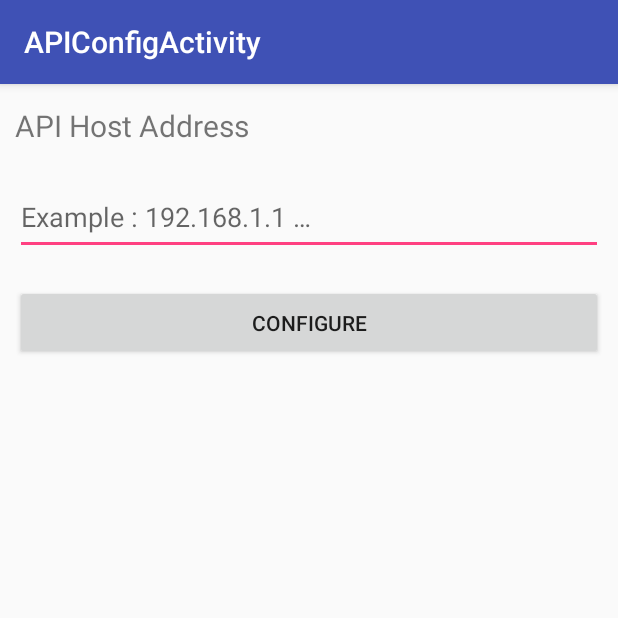
After one commit to CuriousLearner/Shopster, an Android app: the APIConfigActivity screen opened directly, with no data from a screen before it, on a phone screen of 412 x 824 dp, the top half of it. The commit adds this screen. Run offline under Robolectric (Android 15) with nearby library versions, the phone set to English and light mode, and no system bars; our stand-ins replace ButterKnife.

Commit message:
API host configuration added

```diff
--- a/src/client/Shopster-Andoid-Client/app/src/main/AndroidManifest.xml
+++ b/src/client/Shopster-Andoid-Client/app/src/main/AndroidManifest.xml
@@ -30,6 +30,10 @@
         <activity
             android:name=".activities.LoginActivity"
             android:label="@string/title_activity_login"
+            android:theme="@style/AppTheme.NoActionBar" />
+        <activity
+            android:name=".activities.APIConfigActivity"
+            android:label="@string/title_activity_apiconfig"
             android:theme="@style/AppTheme.NoActionBar"></activity>
     </application>
 
--- a/src/client/Shopster-Andoid-Client/app/src/main/java/in/co/shopster/shopster/Config.java
+++ b/src/client/Shopster-Andoid-Client/app/src/main/java/in/co/shopster/shopster/Config.java
@@ -8,6 +8,8 @@ public class Config {
     private static String DEBUG_LOG_TAG = "SHOPSTER-DEBUG";
 
     private static boolean debugModeEnabled = false;
+
+    private static String SHOPSTER_API_HOST = "http://shopster-shopsterr.rhcloud.com";
 
     private static String SHARED_PREF_KEY = "SHOPSTER-SP";
 
@@ -31,7 +33,9 @@ public class Config {
 
     public static String getShopsterTokenKey() { return Config.SHOPSTER_TOKEN_SP_KEY; }
 
+    public static String getShopsterApiHost() { return SHOPSTER_API_HOST; };
 
+    public static void setShopsterApiHost(String shopsterApiHost) { Config.SHOPSTER_API_HOST = shopsterApiHost; }
 
 
 
--- a/src/client/Shopster-Andoid-Client/app/src/main/java/in/co/shopster/shopster/ShopsterNavigationDrawer.java
+++ b/src/client/Shopster-Andoid-Client/app/src/main/java/in/co/shopster/shopster/ShopsterNavigationDrawer.java
@@ -63,7 +63,7 @@ public class ShopsterNavigationDrawer extends MaterialNavigationDrawer {
 
         if(scanResult != null) {
              CartFragment.getInstance().onQRCodeScanned(scanResult);
-             // @TODO : Call get product details API here
+
         }
     }
 }
--- /dev/null
+++ b/src/client/Shopster-Andoid-Client/app/src/main/java/in/co/shopster/shopster/activities/APIConfigActivity.java
@@ -0,0 +1,51 @@
+package in.co.shopster.shopster.activities;
+
+import android.content.SharedPreferences;
+import android.os.Bundle;
+import android.support.design.widget.FloatingActionButton;
+import android.support.design.widget.Snackbar;
+import android.support.v7.app.AppCompatActivity;
+import android.support.v7.widget.Toolbar;
+import android.view.View;
+import android.widget.Button;
+import android.widget.EditText;
+
+import butterknife.Bind;
+import butterknife.ButterKnife;
+import in.co.shopster.shopster.Config;
+import in.co.shopster.shopster.R;
+import in.co.shopster.shopster.Utilities;
+import in.co.shopster.shopster.rest.services.ShopsterService;
+
+public class APIConfigActivity extends AppCompatActivity {
+
+    @Bind(R.id.edit_api_host)
+    EditText apiHostEdit;
+
+    @Bind(R.id.btn_configure)
+    Button configureBtn;
+
+    @Override
+    protected void onCreate(Bundle savedInstanceState) {
+        super.onCreate(savedInstanceState);
+        setContentView(R.layout.activity_apiconfig);
+        Toolbar toolbar = (Toolbar) findViewById(R.id.toolbar);
+        setSupportActionBar(toolbar);
+
+        ButterKnife.bind(this);
+
+        configureBtn.setOnClickListener(new View.OnClickListener() {
+            @Override
+            public void onClick(View view) {
+                if(!apiHostEdit.getText().toString().isEmpty()) {
+                    Config.setShopsterApiHost("http://"+apiHostEdit.getText().toString());
+                    Utilities.showToast("API host has been setup !!!", APIConfigActivity.this.getApplicationContext(), false);
+                } else {
+                    Utilities.showToast("API host cannot be empty !!!", APIConfigActivity.this.getApplicationContext(), false);
+                }
+            }
+        });
+
+    }
+
+}
--- a/src/client/Shopster-Andoid-Client/app/src/main/java/in/co/shopster/shopster/activities/LoginActivity.java
+++ b/src/client/Shopster-Andoid-Client/app/src/main/java/in/co/shopster/shopster/activities/LoginActivity.java
@@ -56,7 +56,7 @@ public class LoginActivity extends AppCompatActivity {
 
         // Rest Client
 
-        RestClient.init(ShopsterService.BASE_URL);
+        RestClient.init(Config.getShopsterApiHost());
 
         this.retrofit = RestClient.getRetrofit();
 
@@ -64,6 +64,7 @@ public class LoginActivity extends AppCompatActivity {
             @Override
             public void onClick(View view) {
                 if(allInputsValid()) {
+                    Utilities.writeDebugLog("Host : "+Config.getShopsterApiHost());
                     Utilities.showToast(
                             "Logging into Shopster, please wait",
                             LoginActivity.this,
--- a/src/client/Shopster-Andoid-Client/app/src/main/java/in/co/shopster/shopster/activities/RegistrationActivity.java
+++ b/src/client/Shopster-Andoid-Client/app/src/main/java/in/co/shopster/shopster/activities/RegistrationActivity.java
@@ -25,6 +25,7 @@ import java.util.ArrayList;
 
 import butterknife.Bind;
 import butterknife.ButterKnife;
+import in.co.shopster.shopster.Config;
 import in.co.shopster.shopster.R;
 import in.co.shopster.shopster.Utilities;
 import in.co.shopster.shopster.rest.RestClient;
@@ -147,7 +148,7 @@ public class RegistrationActivity extends AppCompatActivity {
 
                     Utilities.writeDebugLog("Customer object : \n" + customer.toString());
 
-                    RestClient.init(ShopsterService.BASE_URL);
+                    RestClient.init(Config.getDebugLogTag());
                     RegistrationActivity.this.shopsterService = RestClient.getRetrofit().create(ShopsterService.class);
 
                     Call registerCall = RegistrationActivity.this.shopsterService.register(customer);
--- a/src/client/Shopster-Andoid-Client/app/src/main/java/in/co/shopster/shopster/fragments/CartAdapter.java
+++ b/src/client/Shopster-Andoid-Client/app/src/main/java/in/co/shopster/shopster/fragments/CartAdapter.java
@@ -18,6 +18,7 @@ public class CartAdapter extends RecyclerView.Adapter<CartAdapter.CartViewHolder
     public CartAdapter(List<CartInfo> mainList) {
         this.mainList = mainList;
     }
+
     @Override
     public int getItemCount() {
         return mainList.size();
@@ -41,9 +42,10 @@ public class CartAdapter extends RecyclerView.Adapter<CartAdapter.CartViewHolder
 
     public static class CartViewHolder extends RecyclerView.ViewHolder {
         protected TextView title;
-
         protected TextView price;
         protected TextView quantity;
+
+
         public CartViewHolder(View v) {
             super(v);
             title =  (TextView) v.findViewById(R.id.title);
--- a/src/client/Shopster-Andoid-Client/app/src/main/java/in/co/shopster/shopster/fragments/CartFragment.java
+++ b/src/client/Shopster-Andoid-Client/app/src/main/java/in/co/shopster/shopster/fragments/CartFragment.java
@@ -86,6 +86,7 @@ public class CartFragment extends Fragment {
         Utilities.writeDebugLog("Scan Result : Orientation : " + scanResult.getOrientation());
         Utilities.writeDebugLog("Scan Result : Raw bytes : " + scanResult.getRawBytes());
         String productTitle = scanResult.getContents();
+        //@TODO: Continue from here, call API, add product to list
         if(productTitle != null && !productTitle.isEmpty()) {
             CartInfo ci = new CartInfo();
             ci.price = "100";
--- /dev/null
+++ b/src/client/Shopster-Andoid-Client/app/src/main/res/layout/activity_apiconfig.xml
@@ -0,0 +1,57 @@
+<?xml version="1.0" encoding="utf-8"?>
+<android.support.design.widget.CoordinatorLayout xmlns:android="http://schemas.android.com/apk/res/android"
+    xmlns:app="http://schemas.android.com/apk/res-auto"
+    xmlns:tools="http://schemas.android.com/tools"
+    android:layout_width="match_parent"
+    android:layout_height="match_parent"
+    android:fitsSystemWindows="true"
+    tools:context="in.co.shopster.shopster.activities.APIConfigActivity">
+
+    <android.support.design.widget.AppBarLayout
+        android:layout_width="match_parent"
+        android:layout_height="wrap_content"
+        android:theme="@style/AppTheme.AppBarOverlay">
+
+        <android.support.v7.widget.Toolbar
+            android:id="@+id/toolbar"
+            android:layout_width="match_parent"
+            android:layout_height="?attr/actionBarSize"
+            android:background="?attr/colorPrimary"
+            app:popupTheme="@style/AppTheme.PopupOverlay" />
+
+    </android.support.design.widget.AppBarLayout>
+
+
+    <LinearLayout
+        android:layout_width="match_parent"
+        android:layout_height="match_parent"
+        android:layout_marginTop="60dp"
+        android:orientation="vertical"
+        android:layout_marginLeft="10dp"
+        android:layout_marginRight="10dp"
+        >
+        <TextView
+            android:layout_width="match_parent"
+            android:layout_height="50dp"
+            android:layout_marginTop="10dp"
+            android:textSize="20sp"
+            android:text="@string/label_api_host"
+            />
+        <EditText
+            android:id="@+id/edit_api_host"
+            android:layout_width="match_parent"
+            android:layout_height="50dp"
+            android:hint="@string/hint_api_host"
+            />
+        <Button
+            android:id="@+id/btn_configure"
+            android:layout_width="match_parent"
+            android:layout_height="50dp"
+            android:layout_marginTop="20dp"
+            android:text="@string/label_configure"
+            />
+
+    </LinearLayout>
+
+
+</android.support.design.widget.CoordinatorLayout>
--- a/src/client/Shopster-Andoid-Client/app/src/main/res/values/strings.xml
+++ b/src/client/Shopster-Andoid-Client/app/src/main/res/values/strings.xml
@@ -31,6 +31,12 @@
     </array>
     <string name="label_logout">Logout</string>
     <string name="label_contact_number">Contact Number</string>
+    <string name="title_activity_apiconfig">APIConfigActivity</string>
+    <string name="label_api_host">API Host Address</string>
+    <string name="hint_api_host">Example : 192.168.1.1 …</string>
+    <string name="label_configure">Configure</string>
+    <string name="label_configure_api_host">Configure API Host</string>
+
 
 
 </resources>
```
Also changed, not shown: src/client/Shopster-Andoid-Client/app/src/main/java/in/co/shopster/shopster/activities/MainActivity.java (+11 -0 lines), src/client/Shopster-Andoid-Client/app/src/main/java/in/co/shopster/shopster/fragments/AccountFragment.java (+12 -0 lines), src/client/Shopster-Andoid-Client/app/src/main/java/in/co/shopster/shopster/rest/models/OrderItem.java (added, +10 -0 lines), src/client/Shopster-Andoid-Client/app/src/main/java/in/co/shopster/shopster/rest/models/Product.java (added, +39 -0 lines), src/client/Shopster-Andoid-Client/app/src/main/java/in/co/shopster/shopster/rest/services/ShopsterService.java (+8 -1 lines), src/client/Shopster-Andoid-Client/app/src/main/res/layout/content_main.xml (+10 -0 lines), src/client/Shopster-Andoid-Client/app/src/main/res/layout/fragment_account.xml (+13 -0 lines).
